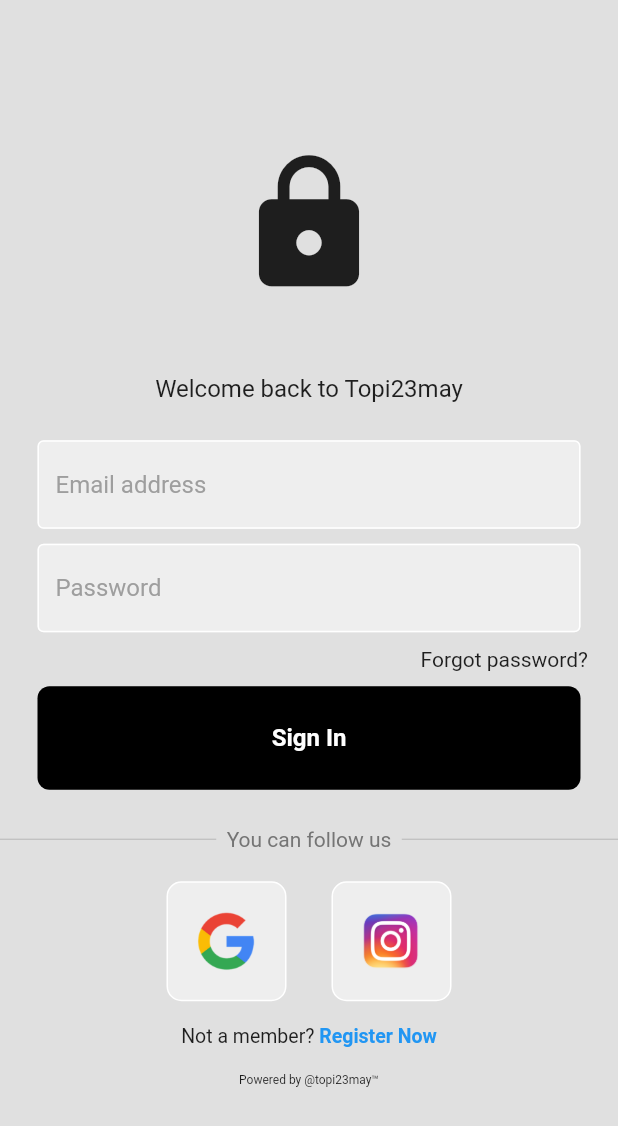
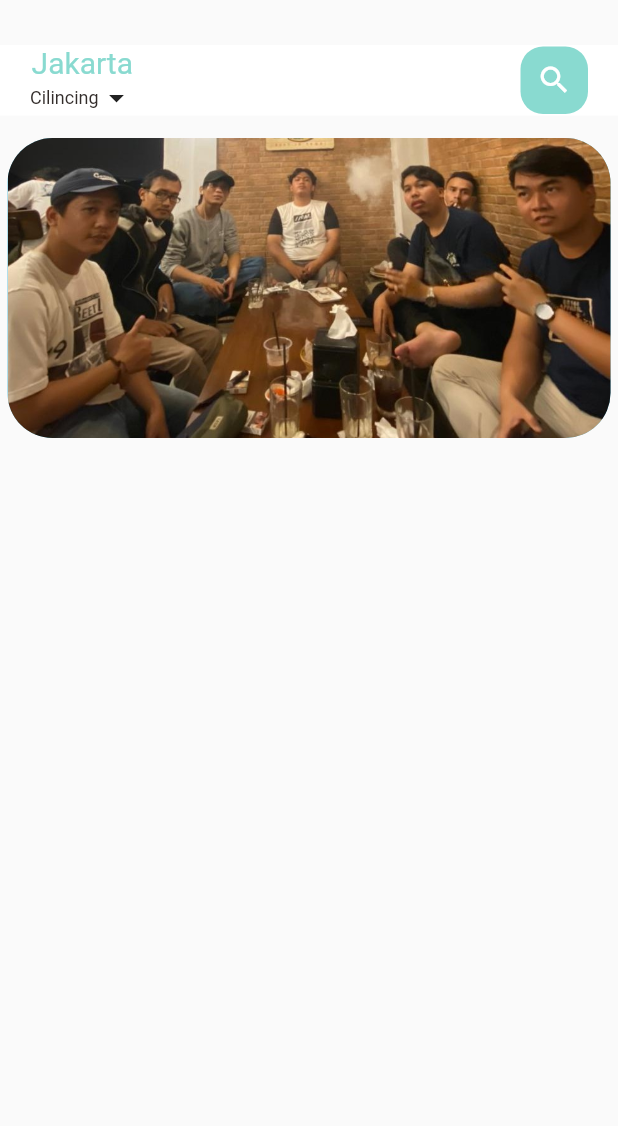
Before and after one commit to yekto/labo2, a Flutter app: the screen it shows after launch, on a phone screen of 412 x 824 dp. Shown: the top 1126 px of the screen. Run offline on Flutter 3.47's test engine with Material 2 defaults, Android fonts, the phone set to English and light mode, and no system bars; our stand-ins replace firebase_auth, firebase_core; accounts and stored records are empty; generated files the repository leaves out were written again.

Commit message:
homepage

```diff
--- /dev/null
+++ b/lib/components/mybigtext.dart
@@ -0,0 +1,30 @@
+import 'package:flutter/material.dart';
+
+class MyBigText extends StatelessWidget {
+  final Color? color;
+  final String text;
+  double size;
+  TextOverflow overflow;
+
+  MyBigText(
+      {Key? key,
+      this.color = const Color(0xFF332d2b),
+      required this.text,
+      this.overflow = TextOverflow.ellipsis,
+      this.size = 20})
+      : super(key: key);
+
+  @override
+  Widget build(BuildContext context) {
+    return Text(
+      text,
+      overflow: overflow,
+      maxLines: 1,
+      style: TextStyle(
+        color: color,
+        fontSize: size,
+        fontWeight: FontWeight.w400,
+      ),
+    );
+  }
+}
--- /dev/null
+++ b/lib/components/mysmalltext.dart
@@ -0,0 +1,27 @@
+import 'package:flutter/material.dart';
+
+class MySmallText extends StatelessWidget {
+  final Color? color;
+  final String text;
+  double height;
+  double size;
+
+  MySmallText(
+      {Key? key,
+      this.color = const Color(0xFFccc7c5),
+      required this.text,this.height = 1.2,
+      this.size = 12})
+      : super(key: key);
+
+  @override
+  Widget build(BuildContext context) {
+    return Text(
+      text,
+      style: TextStyle(
+        color: color,
+        fontSize: size,
+        height: height,
+      ),
+    );
+  }
+}
--- a/lib/main.dart
+++ b/lib/main.dart
@@ -1,6 +1,7 @@
 import 'package:flutter/material.dart';
 import 'package:labo2/pages/auth_page.dart';
 import 'package:labo2/pages/home_page.dart';
+import 'package:labo2/pages/main_home.dart';
 import 'package:labo2/pages/login_page.dart';
 import 'package:firebase_core/firebase_core.dart';
 import 'firebase_options.dart';
@@ -24,7 +25,7 @@ class MyApp extends StatelessWidget {
       theme: ThemeData(
         primarySwatch: Colors.blue,
       ),
-      home: AuthPage(),
+      home: MainHome(),
     );
   }
 }
--- /dev/null
+++ b/lib/pages/body_home.dart
@@ -0,0 +1,34 @@
+import 'package:flutter/material.dart';
+import 'package:labo2/components/mycolor.dart';
+
+class BodyHome extends StatefulWidget {
+  const BodyHome({Key? key}) : super(key: key);
+
+  @override
+  State<BodyHome> createState() => _BodyHomeState();
+}
+
+class _BodyHomeState extends State<BodyHome> {
+  @override
+  Widget build(BuildContext context) {
+    return Container(
+      height: 200,
+      child: PageView.builder(
+          itemCount: 5,
+          itemBuilder: (context, position){
+        return _buildPageItem(position);
+      }),
+    );
+  }
+  Widget _buildPageItem(int index){
+    return Container(
+      height: 210,
+      margin: EdgeInsets.only(left: 5,right: 5),
+      decoration: BoxDecoration(
+        borderRadius: BorderRadius.circular(30),
+        color: index.isEven? Color (0xFF69c5df): MyColor.mainBlackColor,
+        image: DecorationImage(image: AssetImage("lib/images/test1.jpg"), fit: BoxFit.cover)
+      ),
+    );
+  }
+}
--- a/lib/pages/hometest.dart
+++ /dev/null
@@ -1,12 +0,0 @@
-import 'package:flutter/material.dart';
-
-class HomeTest extends StatelessWidget {
-  const HomeTest({Key? key}) : super(key: key);
-
-  @override
-  Widget build(BuildContext context) {
-    return Scaffold(
-      appBar: AppBar(title: Text("HomepageTest"),),
-    );
-  }
-}
--- a/lib/pages/login_page.dart
+++ b/lib/pages/login_page.dart
@@ -5,7 +5,7 @@ import 'package:labo2/components/mytextfield.dart';
 import 'package:labo2/components/square_tile.dart';
 import 'package:labo2/pages/auth_page.dart';
 import 'package:labo2/pages/home_page.dart';
-import 'package:labo2/pages/hometest.dart';
+import 'package:labo2/pages/main_home.dart';
 
 class LoginPage extends StatefulWidget {
   final Function()? onTap;
--- /dev/null
+++ b/lib/pages/main_home.dart
@@ -0,0 +1,68 @@
+import 'package:flutter/material.dart';
+import 'package:labo2/components/mybigtext.dart';
+import 'package:labo2/components/mycolor.dart';
+import 'package:labo2/components/mysmalltext.dart';
+import 'package:labo2/pages/body_home.dart';
+
+class MainHome extends StatefulWidget {
+  const MainHome({Key? key}) : super(key: key);
+
+  @override
+  State<MainHome> createState() => _MainHomeState();
+}
+
+class _MainHomeState extends State<MainHome> {
+  @override
+  Widget build(BuildContext context) {
+    return Scaffold(
+      body: Column(
+        children: [
+          Container(
+            child: Container(
+              margin: EdgeInsets.only(top: 30, bottom: 15),
+              padding: EdgeInsets.only(left: 20, right: 20),
+              color: Colors.white,
+              child: Row(
+                mainAxisAlignment: MainAxisAlignment.spaceBetween,
+                children: [
+                  Column(
+                    children: [
+                      MyBigText(
+                        text: "Jakarta",
+                        color: MyColor.mainColor,
+                      ),
+                      Row(
+                        children: [
+                          MySmallText(
+                            text: "Cilincing",
+                            color: MyColor.mainBlackColor,
+                          ),
+                          Icon(Icons.arrow_drop_down),
+                        ],
+                      ),
+                    ],
+                  ),
+                  Center(
+                    child: Container(
+                      width: 45,
+                      height: 45,
+                      child: Icon(
+                        Icons.search,
+                        color: Colors.white,
+                      ),
+                      decoration: BoxDecoration(
+                        borderRadius: BorderRadius.circular(15),
+                        color: MyColor.mainColor,
+                      ),
+                    ),
+                  ),
+                ],
+              ),
+            ),
+          ),
+          BodyHome(),
+        ],
+      ),
+    );
+  }
+}
--- a/lib/pages/register_page.dart
+++ b/lib/pages/register_page.dart
@@ -5,7 +5,7 @@ import 'package:labo2/components/mytextfield.dart';
 import 'package:labo2/components/square_tile.dart';
 import 'package:labo2/pages/auth_page.dart';
 import 'package:labo2/pages/home_page.dart';
-import 'package:labo2/pages/hometest.dart';
+import 'package:labo2/pages/main_home.dart';
 
 class RegisterPage extends StatefulWidget {
   final Function()? onTap;
```
Also changed, not shown: lib/images/test1.jpg (added).
